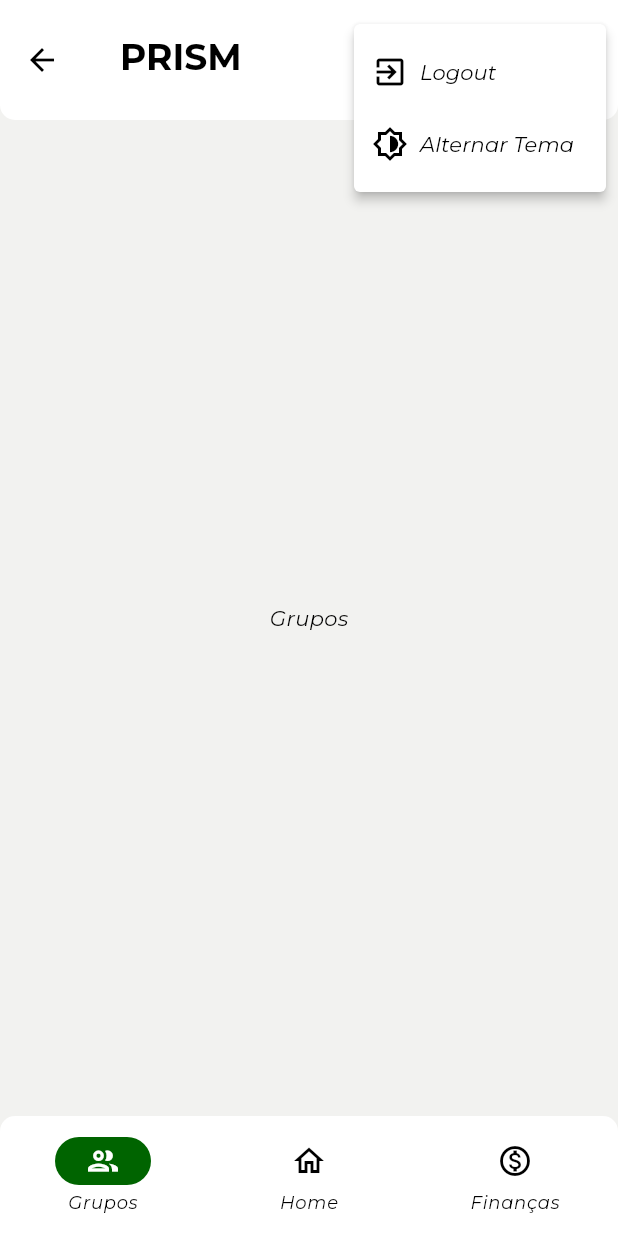
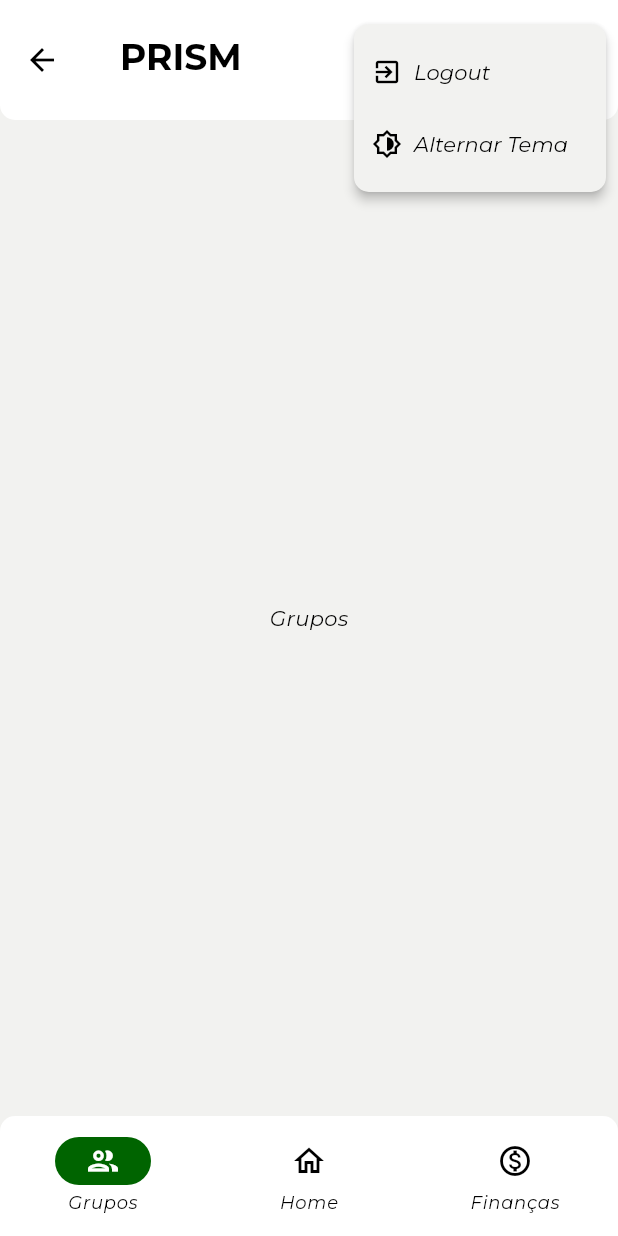
Before and after one commit to NatalioLeandro/prism, a Flutter app: the HomePage screen opened by its route, after a tap on the "more vert" icon, on a phone screen of 412 x 824 dp. Run offline on Flutter 3.47's test engine with Material 3 defaults, Android fonts, the phone set to English and light mode, and no system bars; our stand-ins replace cloud_firestore, connectivity_plus, firebase_auth, firebase_core, flutter_bloc, fpdart and 2 more; accounts and stored records are empty; generated files the repository leaves out were written again; project files that could hold a hidden picture were left out.

Commit message:
refactor: user properties

```diff
--- a/lib/core/themes/palette.dart
+++ b/lib/core/themes/palette.dart
@@ -6,10 +6,11 @@ class Palette {
   static const Color secondary = Color(0xFF006400);
   static const Color background = Color(0xFFF2F2F0);
 
-  static const Color primaryDark = Color(0xFF00171F);
+  // 00171F, 0D0D0D, 171719
+  static const Color primaryDark = Color(0xFF171719);
   static const Color secondaryDark = Color(0xFF006400);
-  // 111B21, 1A2530
-  static const Color backgroundDark = Color(0xFF111B21);
+  // 111B21, 1A2530, 2F2F2F, 010101
+  static const Color backgroundDark = Color(0xFF010101);
 
   static const Map<int, Color> gradient = {
     1: Color(0xFF004B23),
--- a/lib/core/themes/theme.dart
+++ b/lib/core/themes/theme.dart
@@ -33,10 +33,10 @@ class CustomTheme {
       indicatorColor: Palette.secondary,
     ),
     cardTheme: const CardTheme(
-      color: Palette.secondary,
+      color: Palette.primary,
       shape: RoundedRectangleBorder(
         borderRadius: BorderRadius.all(
-          Radius.circular(5),
+          Radius.circular(10),
         ),
       ),
     ),
@@ -83,6 +83,14 @@ class CustomTheme {
       backgroundColor: Palette.primaryDark,
       indicatorColor: Palette.secondaryDark,
     ),
+    cardTheme: const CardTheme(
+      color: Palette.primaryDark,
+      shape: RoundedRectangleBorder(
+        borderRadius: BorderRadius.all(
+          Radius.circular(10),
+        ),
+      ),
+    ),
     inputDecorationTheme: InputDecorationTheme(
       contentPadding: const EdgeInsets.all(10),
       labelStyle: const TextStyle(
--- a/lib/features/auth/domain/repositories/auth_repository.dart
+++ b/lib/features/auth/domain/repositories/auth_repository.dart
@@ -27,12 +27,12 @@ abstract interface class AuthRepository {
 
   Future<Either<Failure, UserEntity>> getCurrentUser();
 
-  Future<Either<Failure, void>> updateUserFixedIncome({
+  Future<Either<Failure, UserEntity>> updateUserFixedIncome({
     required String userId,
     required double newFixedIncome,
   });
 
-  Future<Either<Failure, void>> updateUserAccountType({
+  Future<Either<Failure, UserEntity>> updateUserAccountType({
     required String userId,
     required AccountType newAccountType,
   });
--- a/lib/features/auth/domain/usecases/update_user_account_type.dart
+++ b/lib/features/auth/domain/usecases/update_user_account_type.dart
@@ -3,6 +3,7 @@ import 'package:fpdart/fpdart.dart';
 
 /* Project Imports */
 import 'package:prism/features/auth/domain/repositories/auth_repository.dart';
+import 'package:prism/core/common/entities/user.dart';
 import 'package:prism/core/enums/account_type.dart';
 import 'package:prism/core/errors/failures.dart';
 import 'package:prism/core/usecase/usecase.dart';
@@ -14,7 +15,7 @@ class UpdateUserAccountType
   UpdateUserAccountType(this._authRepository);
 
   @override
-  Future<Either<Failure, void>> call(UpdateUserAccountTypeParams params) async {
+  Future<Either<Failure, UserEntity>> call(UpdateUserAccountTypeParams params) async {
     return _authRepository.updateUserAccountType(
       userId: params.userId,
       newAccountType: params.newAccountType,
--- a/lib/features/auth/domain/usecases/update_user_fixed_income.dart
+++ b/lib/features/auth/domain/usecases/update_user_fixed_income.dart
@@ -3,6 +3,7 @@ import 'package:fpdart/fpdart.dart';
 
 /* Project Imports */
 import 'package:prism/features/auth/domain/repositories/auth_repository.dart';
+import 'package:prism/core/common/entities/user.dart';
 import 'package:prism/core/errors/failures.dart';
 import 'package:prism/core/usecase/usecase.dart';
 
@@ -12,7 +13,7 @@ class UpdateUserFixedIncome implements UseCase<void, UpdateUserFixedIncomeParams
   UpdateUserFixedIncome(this._authRepository);
 
   @override
-  Future<Either<Failure, void>> call(UpdateUserFixedIncomeParams params) async {
+  Future<Either<Failure, UserEntity>> call(UpdateUserFixedIncomeParams params) async {
     return _authRepository.updateUserFixedIncome(
       userId: params.userId,
       newFixedIncome: params.newFixedIncome,
--- a/lib/features/home/presentation/pages/home.dart
+++ b/lib/features/home/presentation/pages/home.dart
@@ -36,7 +36,7 @@ class _HomePageState extends State<HomePage> {
   void _showLogoutConfirmation(BuildContext context) {
     showMessageDialog(
       context,
-      title: 'Confirmação de Logout',
+      title: 'Confirmação de Saída',
       message: 'Você tem certeza que deseja sair?',
       type: AlertType.warning,
       onConfirm: () {
@@ -97,13 +97,13 @@ class _HomePageState extends State<HomePage> {
           index: _currentIndex,
           children: const [
             Center(child: Text('Grupos')),
-              Center(child: Column(
-                mainAxisAlignment: MainAxisAlignment.center,
+            Center(
+              child: Column(
                 children: [
                   UserInfoCard(),
-                  Text('Home'),
                 ],
-              )),
+              ),
+            ),
             Center(child: Text('Finanças')),
           ],
         ),
@@ -111,6 +111,7 @@ class _HomePageState extends State<HomePage> {
       bottomNavigationBar: CustomNavigationBar(
         onDestinationSelected: _onTabTapped,
         selectedIndex: _currentIndex,
-        ));
+      ),
+    );
   }
 }
--- a/lib/features/home/presentation/widgets/app_header.dart
+++ b/lib/features/home/presentation/widgets/app_header.dart
@@ -5,10 +5,16 @@ import 'package:flutter/material.dart';
 import 'package:flutter_bloc/flutter_bloc.dart';
 
 /* Project Imports */
-import 'package:prism/features/auth/presentation/bloc/auth_bloc.dart';
+import 'package:prism/core/common/cubit/user/user_cubit.dart';
 
-class AppHeader extends StatelessWidget {
+class AppHeader extends StatefulWidget {
   const AppHeader({super.key});
+
+  @override
+  State<AppHeader> createState() => _AppHeaderState();
+}
+
+class _AppHeaderState extends State<AppHeader> {
 
   @override
   Widget build(BuildContext context) {
@@ -25,19 +31,23 @@ class AppHeader extends StatelessWidget {
             ),
           ),
           const SizedBox(height: 5),
-          BlocBuilder<AuthBloc, AuthState>(
+          BlocBuilder<UserCubit, UserState>(
             builder: (context, state) {
-              if (state is AuthSuccessState) {
+              if (state is UserLoggedInState) {
                 return Text(
                   'Olá, ${state.user.name}',
-                  style: const TextStyle(fontSize: 14),
+                  style: const TextStyle(
+                    fontSize: 16,
+                    fontWeight: FontWeight.w500,
+                  ),
                 );
               }
-              return const SizedBox.shrink();
+              return const SizedBox();
             },
           ),
         ],
       ),
     );
   }
+
 }
--- a/lib/features/home/presentation/widgets/menu_button.dart
+++ b/lib/features/home/presentation/widgets/menu_button.dart
@@ -16,6 +16,10 @@ class MenuButton extends StatelessWidget {
     return Padding(
       padding: const EdgeInsets.all(8.0),
       child: PopupMenuButton<String>(
+        shape: RoundedRectangleBorder(
+          borderRadius: BorderRadius.circular(10),
+        ),
+        color: Theme.of(context).scaffoldBackgroundColor,
         icon: const Icon(Icons.more_vert_outlined),
         onSelected: (value) {
           if (value == 'logout') {
@@ -29,7 +33,10 @@ class MenuButton extends StatelessWidget {
             value: 'logout',
             child: Row(
               children: [
-                Icon(Icons.exit_to_app_outlined),
+                Icon(
+                  Icons.exit_to_app_outlined,
+                  size: 20,
+                ),
                 SizedBox(width: 8),
                 Text('Logout'),
               ],
@@ -39,7 +46,10 @@ class MenuButton extends StatelessWidget {
             value: 'theme',
             child: Row(
               children: [
-                Icon(Icons.brightness_6_outlined),
+                Icon(
+                  Icons.brightness_6_outlined,
+                  size: 20,
+                ),
                 SizedBox(width: 8),
                 Text('Alternar Tema'),
               ],
--- a/lib/features/home/presentation/widgets/user_information_card.dart
+++ b/lib/features/home/presentation/widgets/user_information_card.dart
@@ -1,16 +1,10 @@
-/* Flutter Imports */
 import 'package:flutter/material.dart';
-
-/* Package Imports */
 import 'package:flutter_bloc/flutter_bloc.dart';
-
-/* Project Imports */
 import 'package:prism/features/auth/presentation/bloc/auth_bloc.dart';
+import '../../../../core/common/entities/user.dart';
 
 class UserInfoCard extends StatelessWidget {
-  const UserInfoCard({
-    super.key,
-  });
+  const UserInfoCard({super.key});
 
   @override
   Widget build(BuildContext context) {
@@ -28,17 +22,100 @@ class UserInfoCard extends StatelessWidget {
                   title: Text(
                       'Renda Fixa: R\$ ${state.user.fixedIncome.toStringAsFixed(2)}'),
                   trailing: IconButton(
-                    icon: Icon(Icons.edit),
-                    onPressed: () {},
+                    icon: const Icon(Icons.edit, size: 20),
+                    onPressed: () {
+                      _showEditIncomeDialog(context, state.user);
+                    },
+                  ),
+                ),
+              ],
+            ),
+          );
+        } else if (state is AuthUpdateFixedIncomeSuccessState) {
+          return Card(
+            child: Column(
+              children: [
+                ListTile(
+                  title: Text('Nome: ${state.user.name}'),
+                  subtitle: Text('Email: ${state.user.email}'),
+                ),
+                ListTile(
+                  title: Text(
+                      'Renda Fixa: R\$ ${state.user.fixedIncome.toStringAsFixed(2)}'),
+                  trailing: IconButton(
+                    icon: const Icon(Icons.edit, size: 20),
+                    onPressed: () {
+                      _showEditIncomeDialog(context, state.user);
+                    },
                   ),
                 ),
               ],
             ),
           );
         } else {
-          return Container();
+          return Column(
+            children: [
+              const SizedBox(height: 20),
+              CircularProgressIndicator(
+                valueColor: AlwaysStoppedAnimation<Color>(
+                  Theme.of(context).colorScheme.onPrimary,
+                ),
+              ),
+            ],
+          );
         }
       },
     );
   }
+
+  void _showEditIncomeDialog(BuildContext context, UserEntity user) {
+    final TextEditingController incomeController = TextEditingController(
+      text: user.fixedIncome.toStringAsFixed(2),
+    );
+
+    showDialog(
+      context: context,
+      builder: (context) {
+        return AlertDialog(
+          title: const Text('Editar Renda Fixa'),
+          content: TextField(
+            controller: incomeController,
+            keyboardType: TextInputType.number,
+            decoration: const InputDecoration(
+              labelText: 'Nova Renda Fixa',
+              prefixText: 'R\$ ',
+            ),
+          ),
+          actions: <Widget>[
+            TextButton(
+              onPressed: () {
+                Navigator.of(context).pop();
+              },
+              child: const Text('Cancelar'),
+            ),
+            ElevatedButton(
+              onPressed: () {
+                final newIncome = double.tryParse(incomeController.text);
+                if (newIncome != null) {
+                  BlocProvider.of<AuthBloc>(context).add(
+                    UpdateUserFixedIncomeEvent(
+                      userId: user.id,
+                      newFixedIncome: newIncome,
+                    ),
+                  );
+                  Navigator.of(context).pop();
+                }
+              },
+              child: Text(
+                'Salvar',
+                style: TextStyle(
+                  color: Theme.of(context).colorScheme.onPrimary,
+                ),
+              ),
+            ),
+          ],
+        );
+      },
+    );
+  }
 }
```
Also changed, not shown: lib/core/common/widgets/alert.dart (+8 -39 lines), lib/features/auth/data/datasources/remote.dart (+16 -6 lines), lib/features/auth/data/repositories/auth_repository_impl.dart (+28 -40 lines), lib/features/auth/presentation/bloc/auth_bloc.dart (+0 -13 lines). Lines whose indentation alone changed are shown as unchanged.
